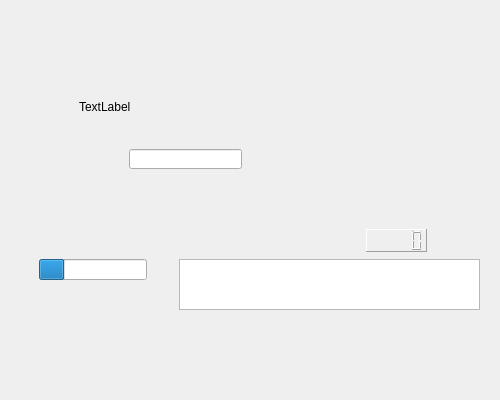
Qt form MathTrainerQT/mainwindow.ui (programmingAB/Cpp) before a commit.
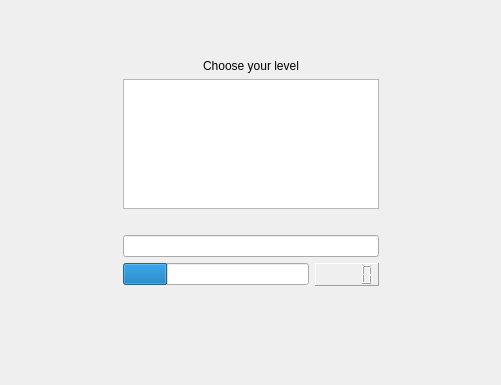
The same form after that commit.

The edit to the form file:
```diff
--- a/MathTrainerQT/mainwindow.ui
+++ b/MathTrainerQT/mainwindow.ui
@@ -6,10 +6,22 @@
    <rect>
     <x>0</x>
     <y>0</y>
-    <width>500</width>
-    <height>400</height>
+    <width>501</width>
+    <height>385</height>
    </rect>
   </property>
+  <property name="sizePolicy">
+   <sizepolicy hsizetype="Expanding" vsizetype="Expanding">
+    <horstretch>0</horstretch>
+    <verstretch>1</verstretch>
+   </sizepolicy>
+  </property>
+  <property name="minimumSize">
+   <size>
+    <width>0</width>
+    <height>0</height>
+   </size>
+  </property>
   <property name="windowTitle">
    <string>MainWindow</string>
   </property>
@@ -122,15 +134,112 @@
        </layout>
       </widget>
       <widget class="QWidget" name="page_2">
+       <layout class="QHBoxLayout" name="horizontalLayout_4">
+        <item>
+         <spacer name="horizontalSpacer_3">
+          <property name="orientation">
+           <enum>Qt::Horizontal</enum>
+          </property>
+          <property name="sizeHint" stdset="0">
+           <size>
+            <width>40</width>
+            <height>20</height>
+           </size>
+          </property>
+         </spacer>
+        </item>
+        <item>
+         <layout class="QVBoxLayout" name="verticalLayout_3">
+          <item>
+           <spacer name="verticalSpacer_10">
+            <property name="orientation">
+             <enum>Qt::Vertical</enum>
+            </property>
+            <property name="sizeHint" stdset="0">
+             <size>
+              <width>20</width>
+              <height>40</height>
+             </size>
+            </property>
+           </spacer>
+          </item>
+          <item>
+           <spacer name="verticalSpacer_11">
+            <property name="orientation">
+             <enum>Qt::Vertical</enum>
+            </property>
+            <property name="sizeHint" stdset="0">
+             <size>
+              <width>20</width>
+              <height>40</height>
+             </size>
+            </property>
+           </spacer>
+          </item>
+          <item>
+           <widget class="QLabel" name="label">
+            <property name="text">
+             <string>Choose your level</string>
+            </property>
+            <property name="alignment">
+             <set>Qt::AlignCenter</set>
+            </property>
+           </widget>
+          </item>
+          <item>
+           <widget class="QListWidget" name="ListLevels">
+            <property name="sizePolicy">
+             <sizepolicy hsizetype="Expanding" vsizetype="Expanding">
+              <horstretch>100</horstretch>
+              <verstretch>0</verstretch>
+             </sizepolicy>
+            </property>
+            <property name="maximumSize">
+             <size>
+              <width>400</width>
+              <height>150</height>
+             </size>
+            </property>
+            <property name="verticalScrollBarPolicy">
+             <enum>Qt::ScrollBarAlwaysOff</enum>
+            </property>
+            <property name="tabKeyNavigation">
+             <bool>false</bool>
+            </property>
+            <property name="dragEnabled">
+             <bool>false</bool>
+            </property>
+            <property name="dragDropMode">
+             <enum>QAbstractItemView::NoDragDrop</enum>
+            </property>
+            <property name="defaultDropAction">
+             <enum>Qt::CopyAction</enum>
+            </property>
+            <property name="textElideMode">
+             <enum>Qt::ElideRight</enum>
+            </property>
+            <property name="spacing">
+             <number>0</number>
+            </property>
+            <property name="viewMode">
+             <enum>QListView::ListMode</enum>
+            </property>
+           </widget>
+          </item>
+          <item>
+           <widget class="QLabel" name="term">
+            <property name="text">
+             <string/>
+            </property>
+           </widget>
+          </item>
+          <item>
+           <widget class="QLineEdit" name="lineEdit_2"/>
+          </item>
+          <item>
+           <layout class="QHBoxLayout" name="horizontalLayout_3">
+            <item>
        <widget class="QProgressBar" name="progressBar">
-        <property name="geometry">
-         <rect>
-          <x>30</x>
-          <y>250</y>
-          <width>108</width>
-          <height>21</height>
-         </rect>
-        </property>
         <property name="value">
          <number>24</number>
         </property>
@@ -138,38 +247,9 @@
          <bool>false</bool>
         </property>
        </widget>
-       <widget class="QLabel" name="label_3">
-        <property name="geometry">
-         <rect>
-          <x>70</x>
-          <y>90</y>
-          <width>211</width>
-          <height>16</height>
-         </rect>
-        </property>
-        <property name="text">
-         <string>TextLabel</string>
-        </property>
-       </widget>
-       <widget class="QLineEdit" name="lineEdit_2">
-        <property name="geometry">
-         <rect>
-          <x>120</x>
-          <y>140</y>
-          <width>113</width>
-          <height>20</height>
-         </rect>
-        </property>
-       </widget>
+            </item>
+            <item>
        <widget class="QLCDNumber" name="lcdNumber">
-        <property name="geometry">
-         <rect>
-          <x>357</x>
-          <y>220</y>
-          <width>61</width>
-          <height>23</height>
-         </rect>
-        </property>
         <property name="frameShape">
          <enum>QFrame::Panel</enum>
         </property>
@@ -186,51 +266,77 @@
          <number>0</number>
         </property>
        </widget>
-       <widget class="QListWidget" name="ListLevels">
-        <property name="geometry">
-         <rect>
-          <x>170</x>
-          <y>250</y>
-          <width>301</width>
-          <height>51</height>
-         </rect>
-        </property>
-        <property name="verticalScrollBarPolicy">
-         <enum>Qt::ScrollBarAlwaysOff</enum>
-        </property>
-        <property name="tabKeyNavigation">
-         <bool>false</bool>
-        </property>
-        <property name="dragEnabled">
-         <bool>false</bool>
-        </property>
-        <property name="dragDropMode">
-         <enum>QAbstractItemView::DragDrop</enum>
-        </property>
-        <property name="defaultDropAction">
-         <enum>Qt::IgnoreAction</enum>
-        </property>
-        <property name="textElideMode">
-         <enum>Qt::ElideRight</enum>
-        </property>
-        <property name="spacing">
-         <number>0</number>
-        </property>
-        <property name="viewMode">
-         <enum>QListView::IconMode</enum>
-        </property>
-       </widget>
-       <widget class="QWidget" name="layoutWidget">
-        <property name="geometry">
-         <rect>
-          <x>70</x>
-          <y>190</y>
-          <width>180</width>
-          <height>25</height>
-         </rect>
-        </property>
-        <layout class="QHBoxLayout" name="horizontalLayout_3"/>
-       </widget>
+            </item>
+           </layout>
+          </item>
+          <item>
+           <spacer name="verticalSpacer_5">
+            <property name="orientation">
+             <enum>Qt::Vertical</enum>
+            </property>
+            <property name="sizeHint" stdset="0">
+             <size>
+              <width>20</width>
+              <height>40</height>
+             </size>
+            </property>
+           </spacer>
+          </item>
+          <item>
+           <spacer name="verticalSpacer_4">
+            <property name="orientation">
+             <enum>Qt::Vertical</enum>
+            </property>
+            <property name="sizeHint" stdset="0">
+             <size>
+              <width>20</width>
+              <height>40</height>
+             </size>
+            </property>
+           </spacer>
+          </item>
+          <item>
+           <spacer name="verticalSpacer_6">
+            <property name="orientation">
+             <enum>Qt::Vertical</enum>
+            </property>
+            <property name="sizeHint" stdset="0">
+             <size>
+              <width>20</width>
+              <height>40</height>
+             </size>
+            </property>
+           </spacer>
+          </item>
+          <item>
+           <spacer name="verticalSpacer_7">
+            <property name="orientation">
+             <enum>Qt::Vertical</enum>
+            </property>
+            <property name="sizeHint" stdset="0">
+             <size>
+              <width>20</width>
+              <height>40</height>
+             </size>
+            </property>
+           </spacer>
+          </item>
+         </layout>
+        </item>
+        <item>
+         <spacer name="horizontalSpacer_4">
+          <property name="orientation">
+           <enum>Qt::Horizontal</enum>
+          </property>
+          <property name="sizeHint" stdset="0">
+           <size>
+            <width>40</width>
+            <height>20</height>
+           </size>
+          </property>
+         </spacer>
+        </item>
+       </layout>
       </widget>
       <widget class="QWidget" name="page"/>
      </widget>
```
Lines whose indentation alone changed are shown as unchanged.
